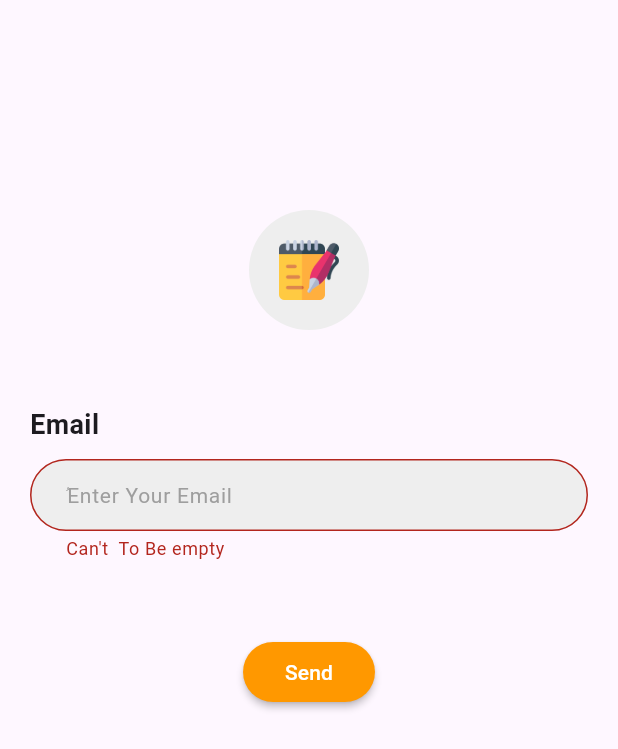
After one commit to elsayedelhoseny/firebase, a Flutter app: the ForgotPassword screen opened by its route, after a tap on "Send", on a phone screen of 412 x 824 dp. The commit adds this screen. Shown: the top 749 px of the screen. Run offline on Flutter 3.47's test engine with Material 3 defaults, Android fonts, the phone set to English and light mode, and no system bars; our stand-ins replace awesome_dialog, firebase_auth, firebase_core, google_sign_in; accounts and stored records are empty.

Commit message:
ForgotPassword ui

```diff
--- /dev/null
+++ b/lib/auth/forgot_password.dart
@@ -0,0 +1,55 @@
+// ignore_for_file: must_be_immutable
+
+import 'package:flutter/material.dart';
+import 'package:tests/components/custombuttonauth.dart';
+import 'package:tests/components/customlogoauth.dart';
+import 'package:tests/components/textformfield.dart';
+
+class ForgotPassword extends StatelessWidget {
+  ForgotPassword({super.key});
+  TextEditingController email = TextEditingController();
+  GlobalKey<FormState> formkey = GlobalKey<FormState>();
+
+  @override
+  Widget build(BuildContext context) {
+    return Scaffold(
+      body: SingleChildScrollView(
+        child: Padding(
+          padding: const EdgeInsets.all(20.0),
+          child: Form(
+            key: formkey,
+            child: Column(
+              crossAxisAlignment: CrossAxisAlignment.start,
+              children: [
+                const SizedBox(height: 120),
+                const CustomLogoAuth(),
+                const SizedBox(height: 50),
+                const Text(
+                  "Email",
+                  style: TextStyle(fontWeight: FontWeight.bold, fontSize: 18),
+                ),
+                const SizedBox(height: 10),
+                CustomTextForm(
+                    validator: (v) {
+                      if (v == '') {
+                        return "Can't  To Be empty";
+                      }
+                      return null;
+                    },
+                    hinttext: "ُEnter Your Email",
+                    mycontroller: email),
+                const SizedBox(height: 50),
+                Center(
+                    child: CustomButtonAuth(
+                        title: "Send",
+                        onPressed: () {
+                          if (formkey.currentState!.validate()) {}
+                        })),
+              ],
+            ),
+          ),
+        ),
+      ),
+    );
+  }
+}
--- a/lib/auth/login.dart
+++ b/lib/auth/login.dart
@@ -3,6 +3,7 @@
 import 'package:awesome_dialog/awesome_dialog.dart';
 import 'package:firebase_auth/firebase_auth.dart';
 import 'package:flutter/material.dart';
+import 'package:flutter/widgets.dart';
 import 'package:google_sign_in/google_sign_in.dart';
 import 'package:tests/components/custombuttonauth.dart';
 import 'package:tests/components/customlogoauth.dart';
@@ -26,12 +27,10 @@ class _LoginState extends State<Login> {
     }
     final GoogleSignInAuthentication googleAuth =
         await googleUser.authentication;
-
     final credential = GoogleAuthProvider.credential(
       accessToken: googleAuth.accessToken,
       idToken: googleAuth.idToken,
     );
-
     await FirebaseAuth.instance.signInWithCredential(credential);
     Navigator.pushNamedAndRemoveUntil(context, 'homepage', (route) => false);
   }
@@ -86,13 +85,19 @@ class _LoginState extends State<Login> {
                     },
                     hinttext: "ُEnter Your Password",
                     mycontroller: password),
-                Container(
+                GestureDetector(
+                  onTap: () {
+                    Navigator.of(context)
+                        .pushReplacementNamed("forgotpassword");
+                  },
+                  child: Container(
                     margin: const EdgeInsets.only(top: 10, bottom: 20),
                     alignment: Alignment.topRight,
                     child: const Text(
                       "Forgot Password ?",
                       style: TextStyle(
                         fontSize: 14,
+                      ),
                     ),
                   ),
                 ),
--- a/lib/main.dart
+++ b/lib/main.dart
@@ -2,6 +2,7 @@ import 'package:firebase_auth/firebase_auth.dart';
 import 'package:firebase_core/firebase_core.dart';
 import 'package:flutter/foundation.dart';
 import 'package:flutter/material.dart';
+import 'package:tests/auth/forgot_password.dart';
 import 'package:tests/auth/login.dart';
 import 'package:tests/auth/signup.dart';
 import 'package:tests/firebase_options.dart';
@@ -51,6 +52,7 @@ class _MyAppState extends State<MyApp> {
         "signup": (context) => const SignUp(),
         "login": (context) => const Login(),
         "homepage": (context) => const Homepage(),
+        "forgotpassword": (context) => ForgotPassword(),
       },
     );
   }
```
Also changed, not shown: 5 other files. Lines whose indentation alone changed are shown as unchanged.
